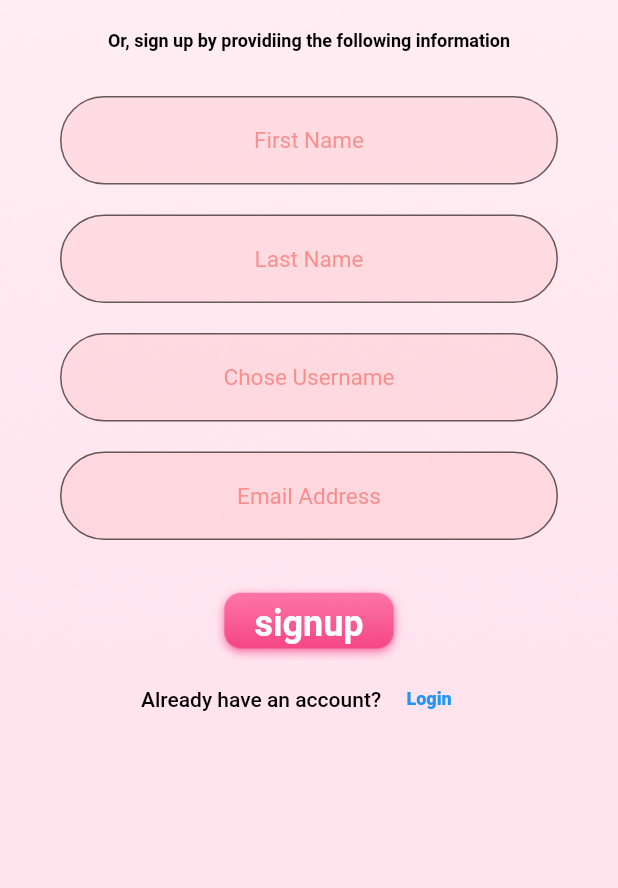
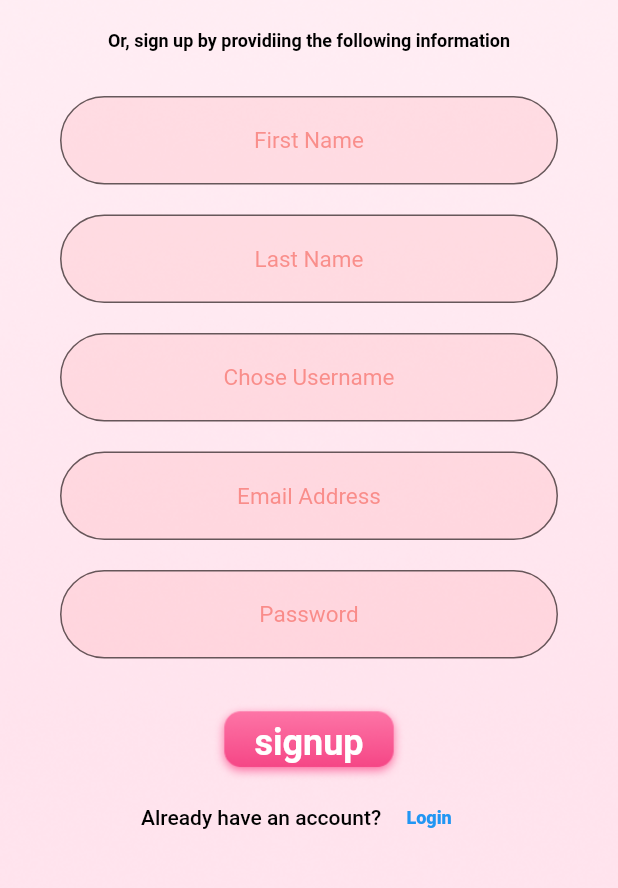
Before and after one commit to MdAsifUrRahmanAbir/chondo_flutter_project, a Flutter app: the SignupScreen screen opened directly, after a tap on "signup", on a phone screen of 412 x 824 dp, the part 258-1146 px from its top. Run offline on Flutter 3.47's test engine with Material 2 defaults, Android fonts, the phone set to English and light mode, and no system bars; our stand-ins replace firebase_auth, firebase_core, get, google_fonts; accounts and stored records are empty; network calls fail.

Commit message:
doing sign up nd login

```diff
--- a/lib/main.dart
+++ b/lib/main.dart
@@ -1,8 +1,11 @@
 import 'package:chondo_flutter_project/models/all_views.dart';
+import 'package:firebase_core/firebase_core.dart';
 import 'package:flutter/material.dart';
 import 'package:get/get.dart';
 
-void main() {
+void main() async{
+  WidgetsFlutterBinding.ensureInitialized();
+  Firebase.initializeApp();
   runApp(const MyApp());
 }
 
--- a/lib/views/sign_up.dart
+++ b/lib/views/sign_up.dart
@@ -1,9 +1,16 @@
 import 'package:chondo_flutter_project/widgets/container.dart';
+import 'package:firebase_auth/firebase_auth.dart';
 import 'package:flutter/material.dart';
 import 'package:google_fonts/google_fonts.dart';
 
 class SignupScreen extends StatelessWidget {
-  const SignupScreen({Key? key}) : super(key: key);
+   SignupScreen({Key? key}) : super(key: key);
+
+   TextEditingController _emailController = TextEditingController();
+   TextEditingController _passController = TextEditingController();
+   TextEditingController _userNameController = TextEditingController();
+   TextEditingController _firstNameController = TextEditingController();
+   TextEditingController _lastNameController = TextEditingController();
 
   @override
   Widget build(BuildContext context) {
@@ -65,8 +72,8 @@ class SignupScreen extends StatelessWidget {
                     Padding(
                       padding: const EdgeInsets.symmetric(horizontal:  40),
                       child: TextFormField(
-                       // controller: ,
                         textAlign: TextAlign.center,
+                        controller: _firstNameController,
                         decoration:  InputDecoration(
                             hintText: 'First Name',
                             hintStyle:  TextStyle(color: Colors.red.withOpacity(.5), fontSize: 15),
@@ -83,6 +90,7 @@ class SignupScreen extends StatelessWidget {
                       padding: const EdgeInsets.symmetric(horizontal:  40),
                       child: TextFormField(
                         textAlign: TextAlign.center,
+                        controller: _lastNameController,
                         decoration:  InputDecoration(
                           hintText: 'Last Name',
                             hintStyle:  TextStyle(color: Colors.red.withOpacity(.5), backgroundColor: Color(0xFFDBE8),fontSize: 15),
@@ -99,6 +107,7 @@ class SignupScreen extends StatelessWidget {
                       padding: const EdgeInsets.symmetric(horizontal:  40),
                       child: TextFormField(
                         textAlign: TextAlign.center,
+                        controller: _userNameController,
                         decoration:  InputDecoration(
                             hintText: 'Chose Username',
                             hintStyle:  TextStyle(color: Colors.red.withOpacity(.5), fontSize: 15),
@@ -115,6 +124,7 @@ class SignupScreen extends StatelessWidget {
                       padding: const EdgeInsets.symmetric(horizontal:  40),
                       child: TextFormField(
                         textAlign: TextAlign.center,
+                        controller: _emailController,
                         decoration:  InputDecoration(
                             hintText: 'Email Address',
                             hintStyle:  TextStyle(color: Colors.red.withOpacity(.5), fontSize: 15),
@@ -122,6 +132,24 @@ class SignupScreen extends StatelessWidget {
                             filled: true,
                             border: OutlineInputBorder(
                                 borderRadius: BorderRadius.circular(50),
+                            )
+                        ),
+                      ),
+                    ),
+
+                    const SizedBox(height: 20,),
+                    Padding(
+                      padding: const EdgeInsets.symmetric(horizontal:  40),
+                      child: TextFormField(
+                        textAlign: TextAlign.center,
+                        controller: _passController,
+                        decoration:  InputDecoration(
+                            hintText: 'Password',
+                            hintStyle:  TextStyle(color: Colors.red.withOpacity(.5), fontSize: 15),
+                            fillColor: Colors.redAccent.withOpacity(.1),
+                            filled: true,
+                            border: OutlineInputBorder(
+                              borderRadius: BorderRadius.circular(50),
                             )
                         ),
                       ),
@@ -134,7 +162,11 @@ class SignupScreen extends StatelessWidget {
                 InkWell(
 
                   onTap: (){
-
+                    Signup(email: _emailController.text,
+                        pass: _passController.text,
+                        userName: _userNameController.text,
+                        firstName: _firstNameController.text,
+                        lastName: _lastNameController.text);
                   },
 
                   child: Container(
@@ -173,4 +205,22 @@ class SignupScreen extends StatelessWidget {
       ),
     );
   }
+
+   Signup({required String email, required String pass, required String userName, required String firstName, required String lastName}) async{
+     try {
+       final credential = await FirebaseAuth.instance.createUserWithEmailAndPassword(
+         email: email,
+         password: pass,
+       );
+       print("Success");
+     } on FirebaseAuthException catch (e) {
+       if (e.code == 'weak-password') {
+         print('The password provided is too weak.');
+       } else if (e.code == 'email-already-in-use') {
+         print('The account already exists for that email.');
+       }
+     } catch (e) {
+       print(e);
+     }
+   }
 }
--- a/lib/views/wellcome_screen.dart
+++ b/lib/views/wellcome_screen.dart
@@ -105,7 +105,7 @@ class WelcomeScreen extends StatelessWidget {
     return InkWell(
 
       onTap: (){
-        Navigator.pushAndRemoveUntil(context, MaterialPageRoute(builder: (context)=> const LoginScreen()), (route) => false);
+        Navigator.pushAndRemoveUntil(context, MaterialPageRoute(builder: (context)=>  LoginScreen()), (route) => false);
       },
 
       child: Container(
--- a/pubspec.yaml
+++ b/pubspec.yaml
@@ -36,6 +36,10 @@ dependencies:
   cupertino_icons: ^1.0.2
   google_fonts: ^2.3.2
   get:
+  firebase_auth:
+  firebase_core:
+  cloud_firestore:
+  flutter_toast_message:
 
 dev_dependencies:
   flutter_test:
```
Also changed, not shown: lib/views/login_screen.dart (+30 -4 lines), pubspec.lock, 3 other files.
